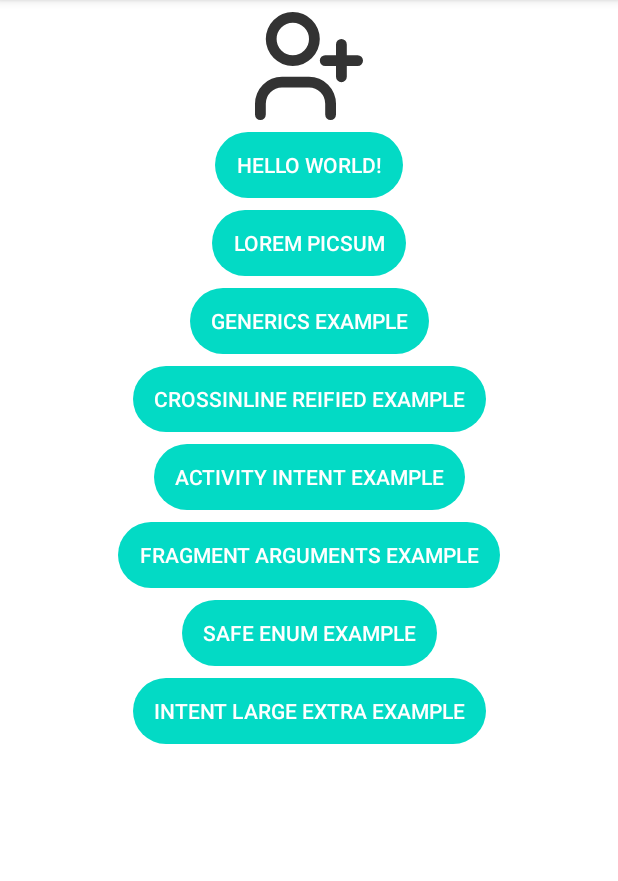
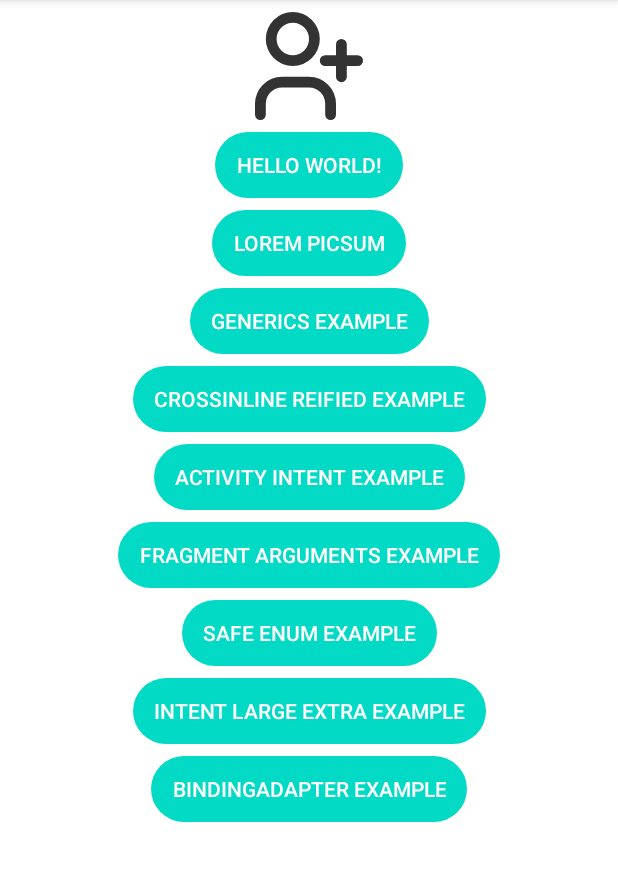
Before and after one commit to rcbuilders/RemindSampleApp, an Android app: the screen it shows after launch (MainActivity), on a phone screen of 412 x 824 dp, the part 84-965 px from its top. Run offline under Robolectric (Android 15) with nearby library versions, the phone set to English and light mode, and no system bars; our stand-ins replace data binding; libraries missing offline, so code that uses them is left out: com.facebook.stetho; 1 statement that could not run was skipped.

Commit message:
BindingAdapter 사용하기

```diff
--- a/app/src/main/AndroidManifest.xml
+++ b/app/src/main/AndroidManifest.xml
@@ -31,6 +31,7 @@
         <activity android:name=".fragment_arguments.ArgumentsExampleActivity"/>
         <activity android:name=".safe_enum.SafeEnumActivity"/>
         <activity android:name=".intent_large_extra.IntentLargeExtraActivity"/>
+        <activity android:name=".binding_adapter_example.BindingAdapterExampleActivity"/>
     </application>
 
 </manifest>
--- a/app/src/main/java/com/remind/sampleapp/AppModules.kt
+++ b/app/src/main/java/com/remind/sampleapp/AppModules.kt
@@ -2,6 +2,7 @@ package com.remind.sampleapp
 
 import com.facebook.stetho.okhttp3.StethoInterceptor
 import com.google.gson.GsonBuilder
+import com.remind.sampleapp.binding_adapter_example.BindingAdapterExampleViewModel
 import com.remind.sampleapp.lorem_picsum.api.service.LoremPicsumApiService
 import com.remind.sampleapp.lorem_picsum.repository.LoremPicsumRepository
 import com.remind.sampleapp.lorem_picsum.viewmodel.LoremPicsumViewModel
@@ -25,6 +26,7 @@ object AppModules {
     }
     private val viewModels = module {
         viewModel { LoremPicsumViewModel(repository = get()) }
+        viewModel { BindingAdapterExampleViewModel() }
     }
     private val etc = module {
         factory {
--- a/app/src/main/java/com/remind/sampleapp/MainActivity.kt
+++ b/app/src/main/java/com/remind/sampleapp/MainActivity.kt
@@ -4,6 +4,7 @@ import android.content.Intent
 import com.remind.sampleapp.activity_intent.IntentData
 import com.remind.sampleapp.activity_intent.IntentExampleActivity
 import com.remind.sampleapp.base_fragment.TestFragmentActivity
+import com.remind.sampleapp.binding_adapter_example.BindingAdapterExampleActivity
 import com.remind.sampleapp.crossinline_reified.CrossinlineReifiedExampleActivity
 import com.remind.sampleapp.databinding.ActivityMainBinding
 import com.remind.sampleapp.fragment_arguments.ArgumentsExampleActivity
@@ -85,6 +86,11 @@ class MainActivity : BaseActivity<ActivityMainBinding>(R.layout.activity_main) {
                     startActivity(it)
                 }
             }
+            btnBindingAdapterExample.setOnClickListener {
+                Intent(this@MainActivity, BindingAdapterExampleActivity::class.java).also {
+                    startActivity(it)
+                }
+            }
         }
     }
 
--- a/app/src/main/res/layout/activity_main.xml
+++ b/app/src/main/res/layout/activity_main.xml
@@ -20,7 +20,7 @@
                 app:layout_constraintLeft_toLeftOf="parent"
                 app:layout_constraintRight_toRightOf="parent"
                 android:layout_marginTop="8dp"
-                android:src="@drawable/icon_user_plus"/>
+                android:src="@drawable/icon_user_plus" />
     <!--        app:srcCompat="@drawable/icon_user_plus"-->
 
             <androidx.appcompat.widget.AppCompatButton
@@ -149,6 +149,20 @@
                 style="?android:attr/borderlessButtonStyle"
                 android:background="@drawable/round_button_background"/>
 
+            <androidx.appcompat.widget.AppCompatButton
+                android:id="@+id/btn_binding_adapter_example"
+                android:layout_width="wrap_content"
+                android:layout_height="44dp"
+                app:layout_constraintTop_toBottomOf="@id/btn_intent_large_extra_example"
+                app:layout_constraintLeft_toLeftOf="parent"
+                app:layout_constraintRight_toRightOf="parent"
+                android:text="BindingAdapter Example"
+                android:textColor="@color/white"
+                android:layout_marginTop="8dp"
+                android:paddingHorizontal="14dp"
+                style="?android:attr/borderlessButtonStyle"
+                android:background="@drawable/round_button_background"/>
+
 
         </androidx.constraintlayout.widget.ConstraintLayout>
 
```
Also changed, not shown: app/src/main/java/com/remind/sampleapp/binding_adapter_example/BindingAdapterExampleActivity.kt (added, +60 -0 lines), app/src/main/java/com/remind/sampleapp/binding_adapter_example/BindingAdapterExampleViewModel.kt (added, +40 -0 lines), app/src/main/res/layout/activity_binding_adapter_example.xml (added, +64 -0 lines).
